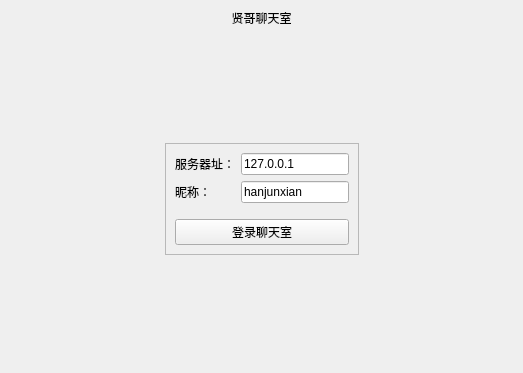
Old version of the form Lab7/ChatClient/mainwindow.ui in the repository wohaoleiaaa/qt.
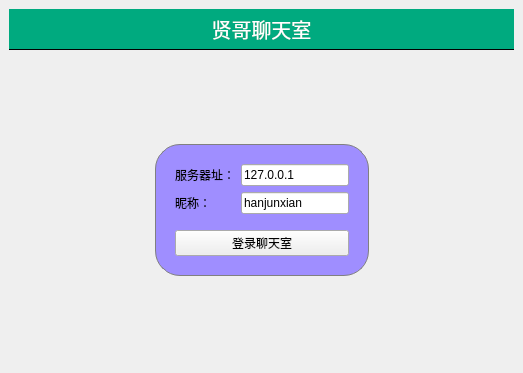
New version of the form.

Diff of the .ui file:
```diff
--- a/Lab7/ChatClient/mainwindow.ui
+++ b/Lab7/ChatClient/mainwindow.ui
@@ -13,6 +13,32 @@
   <property name="windowTitle">
    <string>聊天室客户端</string>
   </property>
+  <property name="styleSheet">
+   <string notr="true">#titleLabel {
+    background: white;
+    color: blue;
+    font-size: 20px;
+    border: none;
+    border-bottom: 1px solid black;
+    padding: 5px;
+	font 24pt&quot;黑体&quot;;
+	color:rgb(255,255,255);
+    background-color:rgba(0,170,127,255);
+
+}
+
+#mainFrame {
+    border: none;
+    background: white;
+}
+
+#loginFrame {
+    background: rgb(159, 142, 255);
+    border: 1px solid gray;
+    padding: 10px;
+    border-radius: 25px;
+}</string>
+  </property>
   <widget class="QWidget" name="centralwidget">
    <layout class="QVBoxLayout" name="verticalLayout">
     <item>
```
